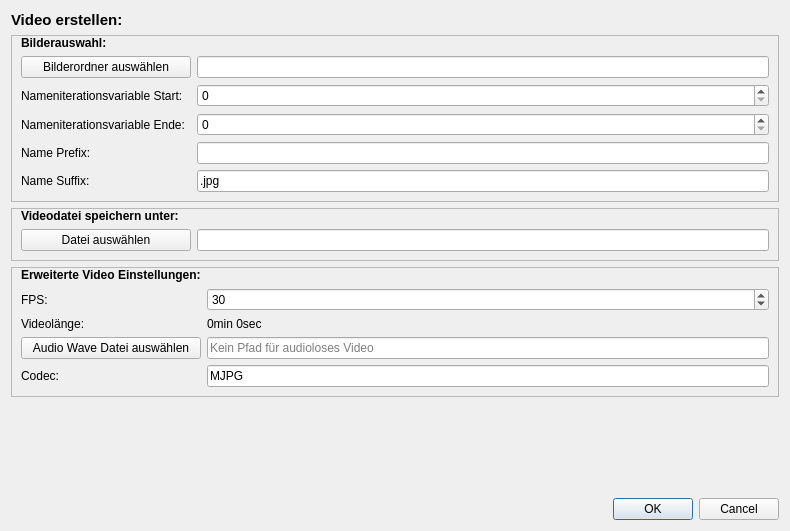
First picture: the form in src/dialogcreatevideo.ui, repository M4RKUS28/Fraktalgenerator, before the edit.
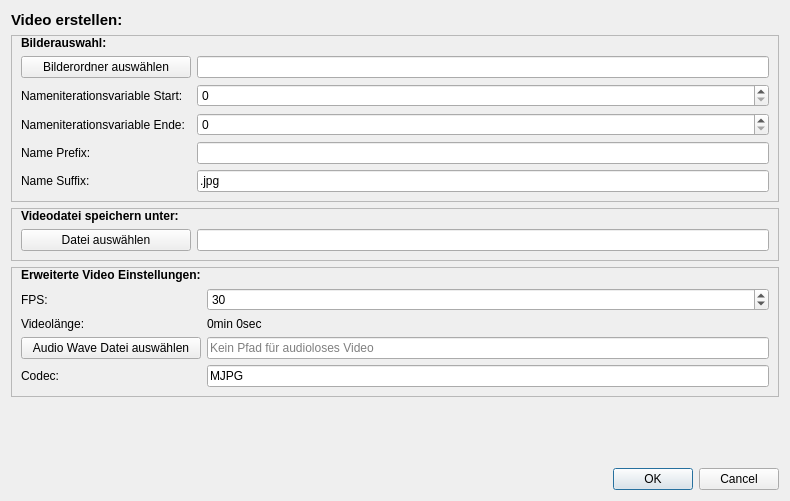
Second picture: the form after the edit.

What changed in the file:
```diff
--- a/src/dialogcreatevideo.ui
+++ b/src/dialogcreatevideo.ui
@@ -7,7 +7,7 @@
     <x>0</x>
     <y>0</y>
     <width>790</width>
-    <height>531</height>
+    <height>501</height>
    </rect>
   </property>
   <property name="windowTitle">
```
